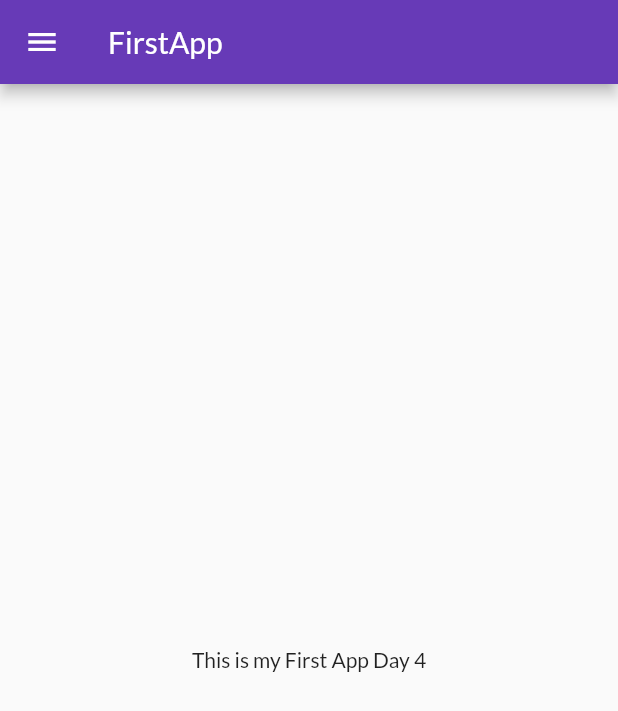
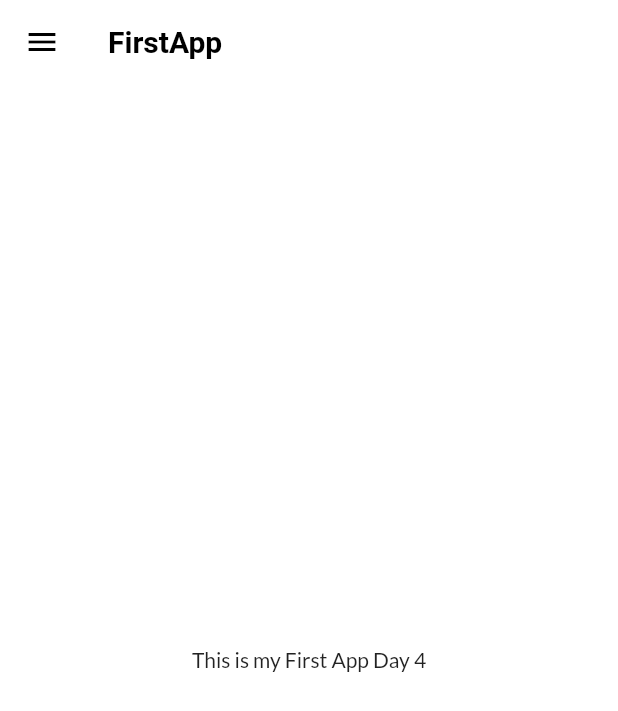
Before and after one commit to DibyoD/FLUTTERAPP1, a Flutter app: the screen it shows after launch, on a phone screen of 412 x 824 dp. Shown: the top 711 px of the screen. Run offline on Flutter 3.47's test engine with Material 2 defaults, Android fonts, the phone set to English and light mode, and no system bars; our stand-ins replace google_fonts.

Commit message:
day 9 completed

```diff
--- a/lib/main.dart
+++ b/lib/main.dart
@@ -2,7 +2,7 @@ import 'package:flutter/material.dart';
 import 'package:flutter_app1/pages/home_page.dart';
 import 'package:flutter_app1/pages/login_page.dart';
 import 'package:flutter_app1/utils/routes.dart';
-import 'package:google_fonts/google_fonts.dart';
+import 'package:flutter_app1/widgets/themes.dart';
 
 void main() {
   runApp(const MyApp());
@@ -15,13 +15,9 @@ class MyApp extends StatelessWidget {
   Widget build(BuildContext context) {
     return MaterialApp(
       themeMode: ThemeMode.light,
-      theme: ThemeData(
-          primarySwatch: Colors.deepPurple,
-          fontFamily: GoogleFonts.lato().fontFamily),
       debugShowCheckedModeBanner: false,
-      darkTheme: ThemeData(
-        brightness: Brightness.dark,
-      ),
+      theme: MyTheme.lightTheme(),
+      darkTheme: MyTheme.darkTheme(),
       initialRoute: MyRoutes.homeRoute,
       routes: {
         "/": (context) => const LoginPage(),
--- a/lib/pages/home_page.dart
+++ b/lib/pages/home_page.dart
@@ -8,6 +8,7 @@ class HomePage extends StatelessWidget {
   Widget build(BuildContext context) {
     const int day = 4;
     return Scaffold(
+      backgroundColor: Colors.white,
       appBar: AppBar(
         title: const Text("FirstApp"),
       ),
--- a/lib/widgets/drawer.dart
+++ b/lib/widgets/drawer.dart
@@ -21,6 +21,7 @@ class MyDrawer extends StatelessWidget {
                 accountName: Text("Dibyo Dhara"),
                 accountEmail: Text("dibyo1234@gmail.com")),
             ListTile(
+              hoverColor: Color(0xFF7E57C2),
               leading: Icon(
                 CupertinoIcons.home,
                 color: Colors.white,
--- /dev/null
+++ b/lib/widgets/themes.dart
@@ -0,0 +1,23 @@
+import 'package:flutter/material.dart';
+import 'package:google_fonts/google_fonts.dart';
+
+class MyTheme {
+  static ThemeData lightTheme() => ThemeData(
+        primarySwatch: Colors.deepPurple,
+        fontFamily: GoogleFonts.lato().fontFamily,
+        appBarTheme: const AppBarTheme(
+          color: Colors.white,
+          elevation: 0.0,
+          iconTheme: IconThemeData(color: Colors.black),
+          titleTextStyle: TextStyle(
+            fontSize: 20,
+            fontWeight: FontWeight.bold,
+            color: Colors.black,
+          ),
+        ),
+      );
+
+  static ThemeData darkTheme() => ThemeData(
+        brightness: Brightness.dark,
+      );
+}
```
Also changed, not shown: lib/models/catalog.dart (added, +27 -0 lines).
